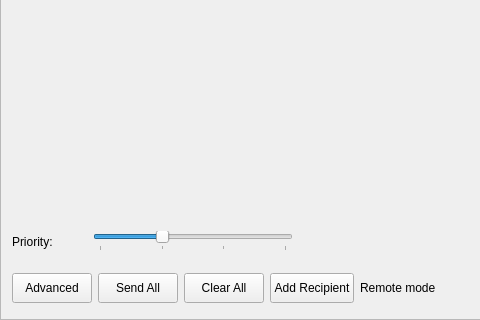
Qt form src/gui/ui/sendframe.ui (discretecoin/discrete-wallet) before a commit; both pictures show x 0 to 480 and y 270 to 590 of the 866 by 590 pixel window.
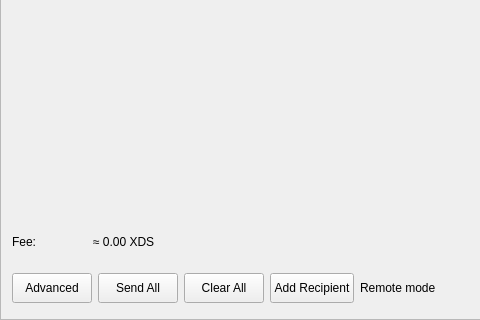
The same form after that commit. Icons and pictures are not drawn.

Commit message: Replace Send priority slider with an automatic fee estimate readout

What changed in the file:
```diff
--- a/src/gui/ui/sendframe.ui
+++ b/src/gui/ui/sendframe.ui
@@ -94,56 +94,19 @@
          </size>
         </property>
         <property name="text">
-         <string>Priority:</string>
+         <string>Fee:</string>
         </property>
        </widget>
       </item>
       <item row="0" column="1">
-       <layout class="QGridLayout" name="m_priorityGridLayout">
-        <property name="verticalSpacing">
-         <number>0</number>
+       <widget class="QLabel" name="m_feeEstimateLabel">
+        <property name="toolTip">
+         <string>Estimated network fee. Discrete's fee is based on transaction size; the exact amount is set when the transaction is created.</string>
         </property>
-        <item row="1" column="0">
-         <widget class="QSlider" name="m_prioritySlider">
-          <property name="maximumSize">
-           <size>
-            <width>200</width>
-            <height>16777215</height>
-           </size>
-          </property>
-          <property name="baseSize">
-           <size>
-            <width>200</width>
-            <height>0</height>
-           </size>
-          </property>
-          <property name="minimum">
-           <number>1</number>
-          </property>
-          <property name="maximum">
-           <number>4</number>
-          </property>
-          <property name="pageStep">
-           <number>1</number>
-          </property>
-          <property name="value">
-           <number>2</number>
-          </property>
-          <property name="sliderPosition">
-           <number>2</number>
-          </property>
-          <property name="orientation">
-           <enum>Qt::Horizontal</enum>
-          </property>
-          <property name="tickPosition">
-           <enum>QSlider::TicksBelow</enum>
-          </property>
-          <property name="tickInterval">
-           <number>1</number>
-          </property>
-         </widget>
-        </item>
-       </layout>
+        <property name="text">
+         <string notr="true">≈ 0.00 XDS</string>
+        </property>
+       </widget>
       </item>
       <item row="0" column="3">
        <spacer name="horizontalSpacer">
```
Left out of the diff: 18 changed lines with no effect on the pictures. The commit also changes 2 other files.
